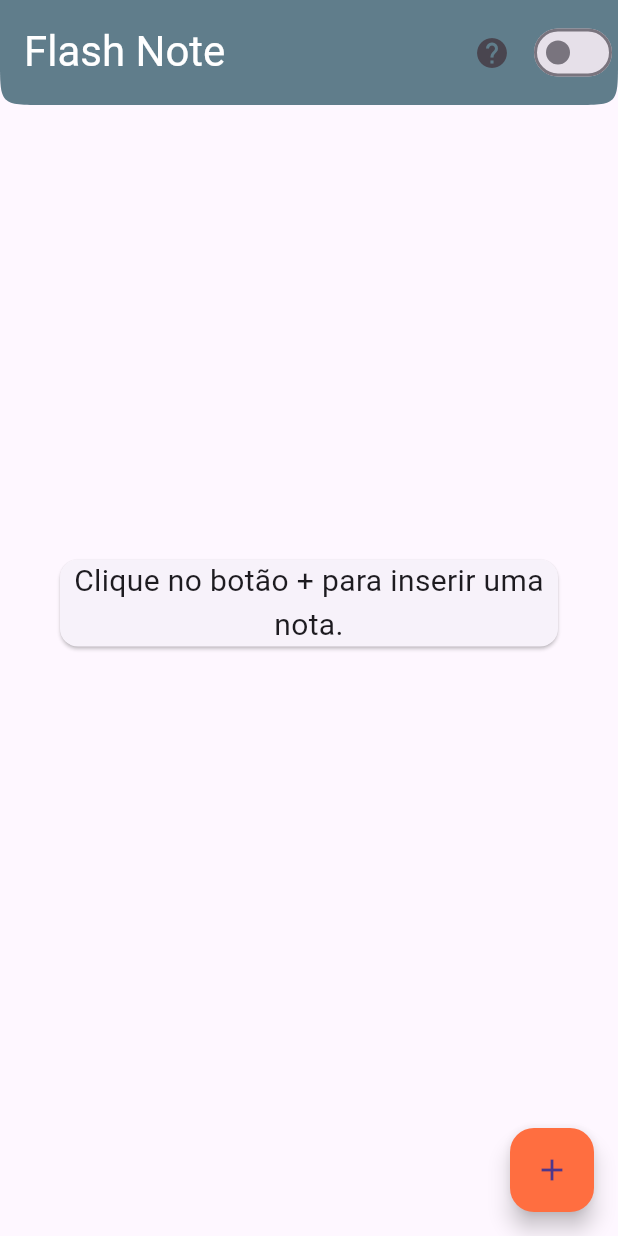
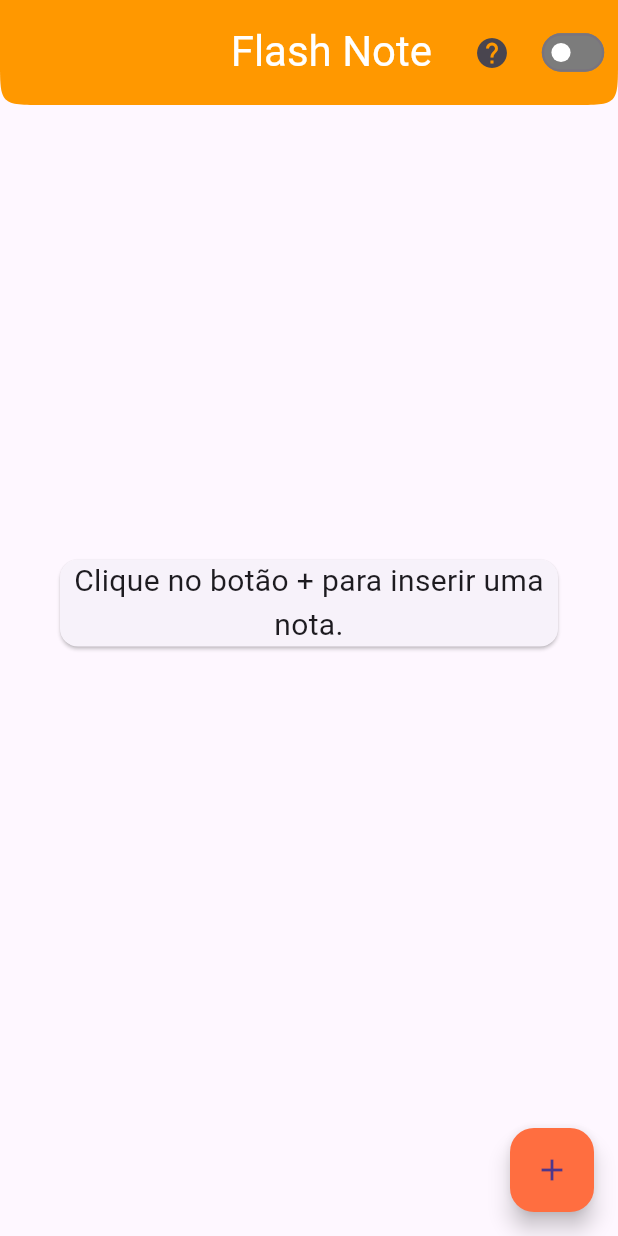
Before and after one commit to jfabiosan/dioproject, a Flutter app: the screen it shows after launch, on a phone screen of 412 x 824 dp. Run offline on Flutter 3.47's test engine with Material 3 defaults, Android fonts, the phone set to English and light mode, and no system bars; our stand-ins replace sqflite; accounts and stored records are empty.

```diff
--- a/lib/page/task_page.dart
+++ b/lib/page/task_page.dart
@@ -21,13 +21,18 @@ class TaskPage extends StatelessWidget {
             bottomRight: Radius.circular(30),
           ),
         ),
-        backgroundColor: Colors.blueGrey,
-        title: const Text(
+        backgroundColor: Colors.orange,
+        title: const Row(
+          mainAxisAlignment: MainAxisAlignment.end,
+          children: [
+            Text(
               'Flash Note',
               style: TextStyle(
                 fontSize: 28,
                 color: Colors.white,
               ),
+            ),
+          ],
         ),
         actions: [
           IconButton(
@@ -142,13 +147,19 @@ class TaskSwitch extends StatelessWidget {
   Widget build(BuildContext context) {
     return Consumer<ServiceProvider>(
       builder: (context, todoProvider, child) {
-        return Switch(
+        // altera o tamanho do switch com widget Transform.scale
+        return Transform.scale(
+          scale: 0.8,
+          child: Switch(
             activeColor: Colors.white,
             activeTrackColor: Colors.deepOrangeAccent,
+            inactiveThumbColor: Colors.white,
+            inactiveTrackColor: const Color.fromARGB(255, 124, 124, 124),
             value: todoProvider.switchValue,
             onChanged: (value) {
               todoProvider.updateSwitchValue(value);
             },
+          ),
         );
       },
     );
@@ -182,14 +193,20 @@ class TaskListItem extends StatelessWidget {
               icon: const Icon(Icons.edit),
             ),
             //Switch das tarefas
-            Switch(
+            // altera o tamanho do switch com widget Transform.scale
+            Transform.scale(
+              scale: 0.8,
+              child: Switch(
                 activeColor: Colors.white,
                 activeTrackColor: Colors.deepOrangeAccent,
+                inactiveThumbColor: Colors.white,
+                inactiveTrackColor: const Color.fromARGB(255, 124, 124, 124),
                 value: task.completed,
                 onChanged: (value) {
                   Provider.of<ServiceProvider>(context, listen: false)
                       .updateTaskCompletion(task, value);
                 },
+              ),
             ),
           ],
         ),
```
Lines whose indentation alone changed are shown as unchanged.
